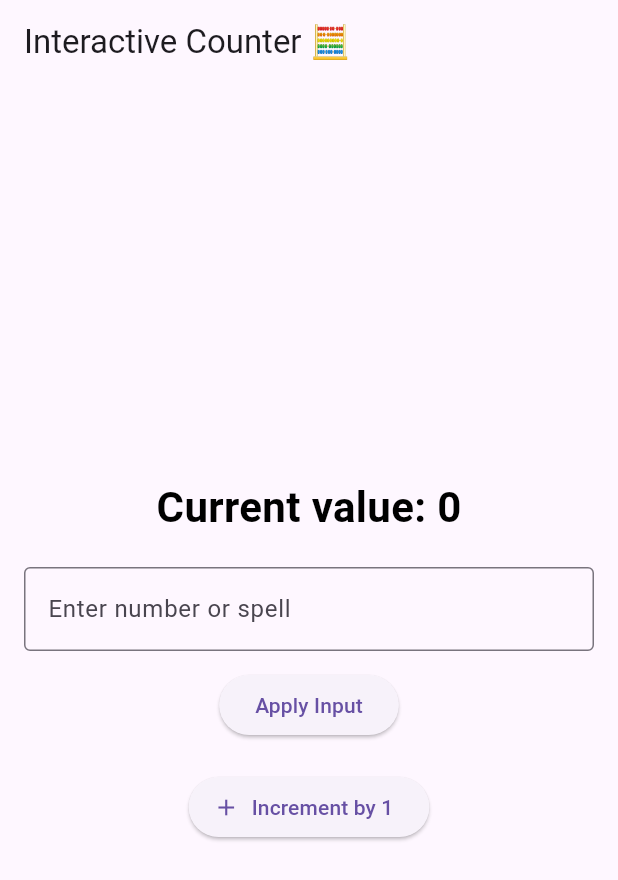
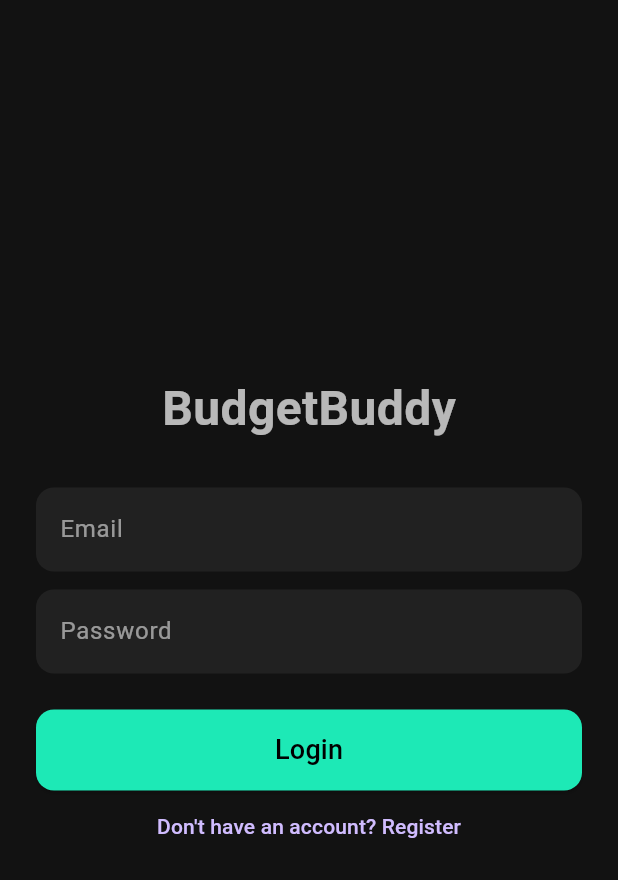
Before and after one commit to diana-buts/lab1_mobile_app_development, a Flutter app: the screen it shows after launch, on a phone screen of 412 x 824 dp. Shown: the top 880 px of the screen. Run offline on Flutter 3.47's test engine with Material 3 defaults, Android fonts, the phone set to English and light mode, and no system bars.

Commit message:
Add Lab 2: UI and navigation for BudgetBuddy

```diff
--- a/lib/main.dart
+++ b/lib/main.dart
@@ -1,124 +1,24 @@
 import 'package:flutter/material.dart';
+import 'routes/app_routes.dart';
+import 'theme/app_theme.dart';
+import 'screens/login_screen.dart';
 
-/// Головна функція — точка входу в застосунок
 void main() {
-  runApp(const MyApp());
+  runApp(const BudgetBuddyApp());
 }
 
-/// Основний віджет застосунку
-class MyApp extends StatelessWidget {
-  const MyApp({super.key});
+class BudgetBuddyApp extends StatelessWidget {
+  const BudgetBuddyApp({super.key});
 
   @override
   Widget build(BuildContext context) {
     return MaterialApp(
-      title: 'Flutter Lab 1',
-      theme: ThemeData(primarySwatch: Colors.deepPurple),
-      home: const InteractiveCounter(),
+      title: 'BudgetBuddy',
+      theme: AppTheme.darkTheme,
+      debugShowCheckedModeBanner: false,
+      initialRoute: AppRoutes.login,
+      routes: AppRoutes.routes,
+      home: const LoginScreen(),
     );
   }
 }
-
-/// Stateful віджет для інтерактивного лічильника
-class InteractiveCounter extends StatefulWidget {
-  const InteractiveCounter({super.key});
-
-  @override
-  State<InteractiveCounter> createState() => _InteractiveCounterState();
-}
-
-class _InteractiveCounterState extends State<InteractiveCounter> {
-  int _counter = 0;
-  final TextEditingController _controller = TextEditingController();
-  Color _textColor = Colors.black;
-
-  /// Метод для звичайного інкременту
-  void _increment() {
-    setState(() {
-      _counter++;
-    });
-  }
-
-  /// Метод для обробки введеного тексту
-  void _processInput() {
-    final input = _controller.text.trim();
-
-    if (input.toLowerCase() == 'avada kedavra') {
-      setState(() {
-        _counter = 0;
-        _textColor = Colors.red;
-      });
-
-      ScaffoldMessenger.of(context).showSnackBar(
-        const SnackBar(content: Text('💥 Spell casted! Counter reset.')),
-      );
-
-      // Через секунду повертаємо колір тексту назад
-      Future.delayed(const Duration(seconds: 1), () {
-        if (mounted) {
-          setState(() => _textColor = Colors.black);
-        }
-      });
-    } else if (int.tryParse(input) != null) {
-      setState(() {
-        _counter += int.parse(input);
-      });
-    } else {
-      ScaffoldMessenger.of(context).showSnackBar(
-        const SnackBar(content: Text('⚠️ Enter a number or "Avada Kedavra"!')),
-      );
-    }
-
-    _controller.clear();
-  }
-
-  /// Звільняємо ресурси контролера після завершення
-  @override
-  void dispose() {
-    _controller.dispose();
-    super.dispose();
-  }
-
-  @override
-  Widget build(BuildContext context) {
-    return Scaffold(
-      appBar: AppBar(title: const Text('Interactive Counter 🧮')),
-      body: Padding(
-        padding: const EdgeInsets.all(16),
-        child: Column(
-          mainAxisAlignment: MainAxisAlignment.center,
-          children: [
-            Text(
-              'Current value: $_counter',
-              style: TextStyle(
-                fontSize: 28,
-                fontWeight: FontWeight.bold,
-                color: _textColor,
-              ),
-            ),
-            const SizedBox(height: 20),
-            TextField(
-              controller: _controller,
-              onSubmitted: (_) => _processInput(),
-              decoration: const InputDecoration(
-                border: OutlineInputBorder(),
-                labelText: 'Enter number or spell',
-              ),
-            ),
-            const SizedBox(height: 12),
-            ElevatedButton(
-              onPressed: _processInput,
-              child: const Text('Apply Input'),
-            ),
-            const SizedBox(height: 20),
-            ElevatedButton.icon(
-              onPressed: _increment,
-              icon: const Icon(Icons.add),
-              label: const Text('Increment by 1'),
-            ),
-          ],
-        ),
-      ),
-    );
-  }
-}
--- /dev/null
+++ b/lib/routes/app_routes.dart
@@ -0,0 +1,22 @@
+import 'package:flutter/material.dart';
+import '../screens/login_screen.dart';
+import '../screens/register_screen.dart';
+import '../screens/home_screen.dart';
+import '../screens/profile_screen.dart';
+import '../screens/add_transaction_screen.dart';
+
+class AppRoutes {
+  static const login = '/login';
+  static const register = '/register';
+  static const home = '/home';
+  static const profile = '/profile';
+  static const addTransaction = '/add_transaction';
+
+  static Map<String, WidgetBuilder> routes = {
+    login: (context) => const LoginScreen(),
+    register: (context) => const RegisterScreen(),
+    home: (context) => const HomeScreen(),
+    profile: (context) => const ProfileScreen(),
+    addTransaction: (context) => const AddTransactionScreen(),
+  };
+}
--- /dev/null
+++ b/lib/screens/login_screen.dart
@@ -0,0 +1,43 @@
+import 'package:flutter/material.dart';
+import '../widgets/custom_button.dart';
+import '../widgets/custom_textfield.dart';
+import '../routes/app_routes.dart';
+
+class LoginScreen extends StatelessWidget {
+  const LoginScreen({super.key});
+
+  @override
+  Widget build(BuildContext context) {
+    return Scaffold(
+      body: Padding(
+        padding: const EdgeInsets.all(24),
+        child: Center(
+          child: SingleChildScrollView(
+            child: Column(
+              children: [
+                const Text(
+                  'BudgetBuddy',
+                  style: TextStyle(fontSize: 32, fontWeight: FontWeight.bold),
+                ),
+                const SizedBox(height: 30),
+                const CustomTextField(hint: 'Email'),
+                const SizedBox(height: 12),
+                const CustomTextField(hint: 'Password', obscureText: true),
+                const SizedBox(height: 24),
+                CustomButton(
+                  text: 'Login',
+                  onPressed: () => Navigator.pushNamed(context, AppRoutes.home),
+                ),
+                TextButton(
+                  onPressed: () =>
+                      Navigator.pushNamed(context, AppRoutes.register),
+                  child: const Text("Don't have an account? Register"),
+                ),
+              ],
+            ),
+          ),
+        ),
+      ),
+    );
+  }
+}
--- /dev/null
+++ b/lib/theme/app_theme.dart
@@ -0,0 +1,28 @@
+import 'package:flutter/material.dart';
+
+class AppTheme {
+  static ThemeData get darkTheme => ThemeData(
+    brightness: Brightness.dark,
+    primaryColor: Colors.tealAccent[400],
+    scaffoldBackgroundColor: const Color(0xFF121212),
+    appBarTheme: const AppBarTheme(
+      backgroundColor: Colors.black,
+      titleTextStyle: TextStyle(
+        color: Colors.white,
+        fontSize: 22,
+        fontWeight: FontWeight.bold,
+      ),
+    ),
+    textTheme: const TextTheme(
+      bodyMedium: TextStyle(color: Colors.white70, fontSize: 16),
+      titleLarge: TextStyle(color: Colors.white, fontSize: 22),
+    ),
+    elevatedButtonTheme: ElevatedButtonThemeData(
+      style: ElevatedButton.styleFrom(
+        backgroundColor: Colors.tealAccent[400],
+        foregroundColor: Colors.black,
+        shape: RoundedRectangleBorder(borderRadius: BorderRadius.circular(12)),
+      ),
+    ),
+  );
+}
--- /dev/null
+++ b/lib/widgets/custom_button.dart
@@ -0,0 +1,21 @@
+import 'package:flutter/material.dart';
+
+class CustomButton extends StatelessWidget {
+  final String text;
+  final VoidCallback onPressed;
+  const CustomButton({super.key, required this.text, required this.onPressed});
+
+  @override
+  Widget build(BuildContext context) {
+    return SizedBox(
+      width: double.infinity,
+      child: ElevatedButton(
+        onPressed: onPressed,
+        child: Padding(
+          padding: const EdgeInsets.symmetric(vertical: 14),
+          child: Text(text, style: const TextStyle(fontSize: 18)),
+        ),
+      ),
+    );
+  }
+}
--- /dev/null
+++ b/lib/widgets/custom_textfield.dart
@@ -0,0 +1,28 @@
+import 'package:flutter/material.dart';
+
+class CustomTextField extends StatelessWidget {
+  final String hint;
+  final bool obscureText;
+  const CustomTextField({
+    super.key,
+    required this.hint,
+    this.obscureText = false,
+  });
+
+  @override
+  Widget build(BuildContext context) {
+    return TextField(
+      obscureText: obscureText,
+      decoration: InputDecoration(
+        hintText: hint,
+        hintStyle: const TextStyle(color: Colors.white54),
+        filled: true,
+        fillColor: Colors.grey[900],
+        border: OutlineInputBorder(
+          borderRadius: BorderRadius.circular(12),
+          borderSide: BorderSide.none,
+        ),
+      ),
+    );
+  }
+}
```
Also changed, not shown: lib/screens/add_transaction_screen.dart (added, +137 -0 lines), lib/screens/home_screen.dart (added, +49 -0 lines), lib/screens/profile_screen.dart (added, +34 -0 lines), lib/screens/register_screen.dart (added, +46 -0 lines), lib/widgets/app_header.dart (added, +14 -0 lines), lib/widgets/transaction_card.dart (added, +36 -0 lines), 1 other file.
